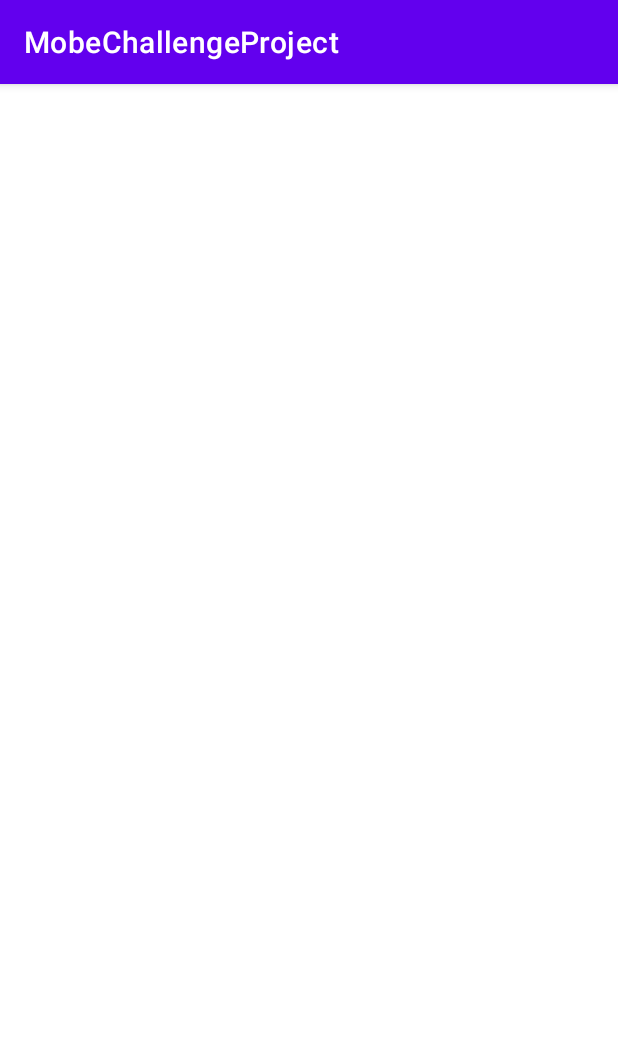
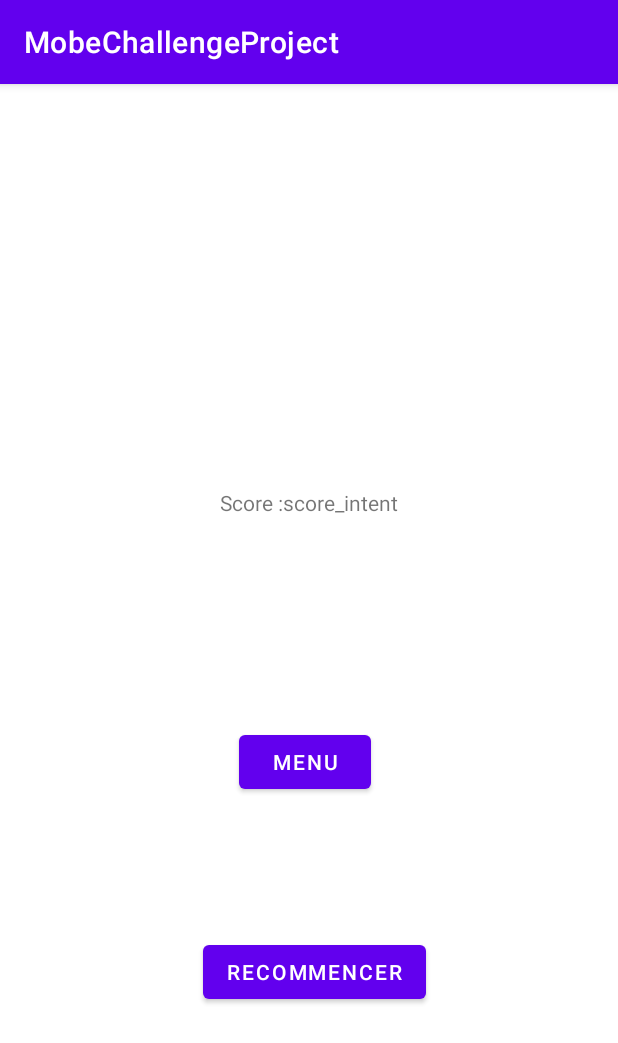
Before and after one commit to Ludo81/MobeChallenge, an Android app: the EndActivity screen opened directly, with no data from a screen before it, on a phone screen of 412 x 824 dp. Shown: the top 1043 px of the screen. Run offline under Robolectric (Android 15) with nearby library versions, the light colour scheme and no system bars.

Commit message:
Feature page de score end_page

```diff
--- a/app/src/main/AndroidManifest.xml
+++ b/app/src/main/AndroidManifest.xml
@@ -9,7 +9,8 @@
         android:roundIcon="@mipmap/ic_launcher_round"
         android:supportsRtl="true"
         android:theme="@style/Theme.MobeChallengeProject">
-        <activity android:name="start_page.StartActivity">
+        <activity android:name="start_page.StartActivity"
+            android:parentActivityName="end_page.EndActivity">
             <intent-filter>
                 <action android:name="android.intent.action.MAIN" />
                 <category android:name="android.intent.category.LAUNCHER" />
@@ -21,7 +22,7 @@
 
         </activity>
         <activity android:name="end_page.EndActivity">
-
+            android:parentActivityName="level_page.gameplay.LevelGamePlayActivity"
         </activity>
     </application>
 
--- a/app/src/main/java/end_page/EndActivity.java
+++ b/app/src/main/java/end_page/EndActivity.java
@@ -2,9 +2,16 @@ package end_page;
 
 import androidx.appcompat.app.AppCompatActivity;
 
+import android.content.Intent;
 import android.os.Bundle;
+import android.view.View;
+import android.widget.Button;
+import android.widget.TextView;
 
 import com.example.mobechallengeproject.R;
+
+import level_page.gameplay.LevelGamePlayActivity;
+import start_page.StartActivity;
 
 public class EndActivity extends AppCompatActivity {
 
@@ -12,5 +19,26 @@ public class EndActivity extends AppCompatActivity {
     protected void onCreate(Bundle savedInstanceState) {
         super.onCreate(savedInstanceState);
         setContentView(R.layout.activity_end);
+
+        final TextView score = findViewById(R.id.score_text);
+        Intent intent = getIntent();
+        String score_intent = intent.getStringExtra("score");
+        score.append("score_intent");
+
+        final Button restart_button = findViewById(R.id.restart_button);
+        restart_button.setOnClickListener(new View.OnClickListener() {
+            public void onClick(View v) {
+                Intent intent = new Intent(EndActivity.this, LevelGamePlayActivity.class);
+                EndActivity.this.startActivity(intent);
+            }
+        });
+
+        final Button menu_button = findViewById(R.id.menu_button);
+        menu_button.setOnClickListener(new View.OnClickListener() {
+            public void onClick(View v) {
+                Intent intent = new Intent(EndActivity.this, StartActivity.class);
+                EndActivity.this.startActivity(intent);
+            }
+        });
     }
 }
--- a/app/src/main/java/start_page/StartActivity.java
+++ b/app/src/main/java/start_page/StartActivity.java
@@ -18,8 +18,8 @@ public class StartActivity extends AppCompatActivity {
         super.onCreate(savedInstanceState);
         setContentView(R.layout.activity_start);
 
-        final Button button = findViewById(R.id.start_button);
-        button.setOnClickListener(new View.OnClickListener() {
+        final Button start_button = findViewById(R.id.start_button);
+        start_button.setOnClickListener(new View.OnClickListener() {
             public void onClick(View v) {
                 Intent intent = new Intent(StartActivity.this, LevelGamePlayActivity.class);
                 StartActivity.this.startActivity(intent);
--- a/app/src/main/res/layout/activity_end.xml
+++ b/app/src/main/res/layout/activity_end.xml
@@ -6,4 +6,33 @@
     android:layout_height="match_parent"
     tools:context="end_page.EndActivity">
 
+    <Button
+        android:id="@+id/restart_button"
+        android:layout_width="wrap_content"
+        android:layout_height="wrap_content"
+        android:layout_marginEnd="128dp"
+        android:layout_marginBottom="152dp"
+        android:text="@string/recommencer_res"
+        app:layout_constraintBottom_toBottomOf="parent"
+        app:layout_constraintEnd_toEndOf="parent" />
+
+    <TextView
+        android:id="@+id/score_text"
+        android:layout_width="wrap_content"
+        android:layout_height="wrap_content"
+        android:layout_marginTop="269dp"
+        android:text="Score :"
+        app:layout_constraintEnd_toEndOf="parent"
+        app:layout_constraintStart_toStartOf="parent"
+        app:layout_constraintTop_toTopOf="parent" />
+
+    <Button
+        android:id="@+id/menu_button"
+        android:layout_width="wrap_content"
+        android:layout_height="wrap_content"
+        android:layout_marginStart="24dp"
+        android:layout_marginBottom="92dp"
+        android:text="@string/menu_res"
+        app:layout_constraintBottom_toTopOf="@+id/restart_button"
+        app:layout_constraintStart_toStartOf="@+id/restart_button" />
 </androidx.constraintlayout.widget.ConstraintLayout>
--- a/app/src/main/res/values/strings.xml
+++ b/app/src/main/res/values/strings.xml
@@ -2,4 +2,6 @@
     <string name="app_name">MobeChallengeProject</string>
     <string name="start_ressource">Démarrer</string>
     <string name="demarrer_res">Démarrer</string>
+    <string name="recommencer_res">Recommencer</string>
+    <string name="menu_res">Menu</string>
 </resources>
```
